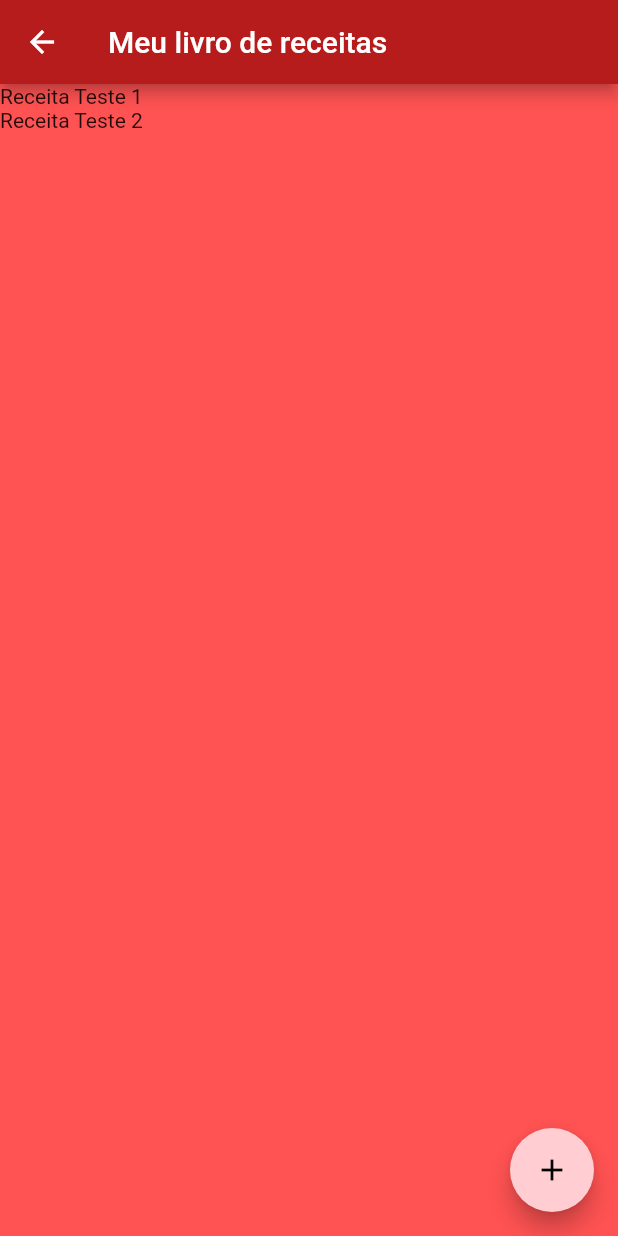
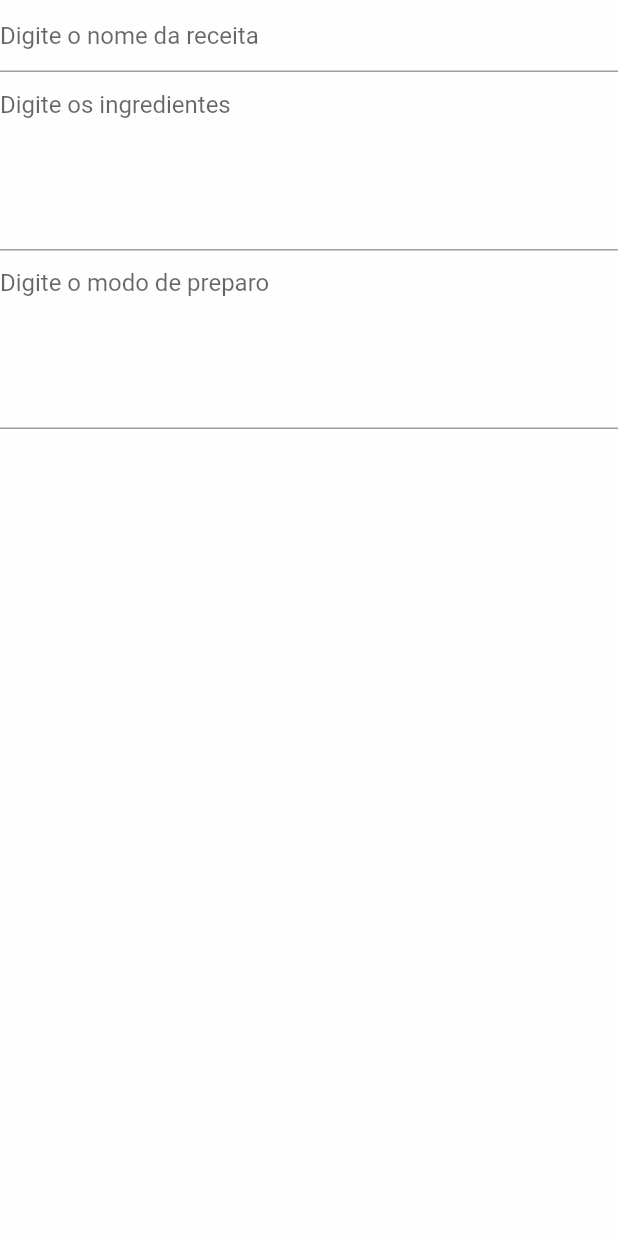
Before and after one commit to thalyson004/Flutter-meu_livro_de_receitas, a Flutter app: the Home screen opened directly, after a tap on the "add" icon, on a phone screen of 412 x 824 dp. Run offline on Flutter 3.47's test engine with Material 2 defaults, Android fonts, the phone set to English and light mode, and no system bars; our stand-ins replace youtube_player_flutter.

Commit message:
Adição de botão para adicionar receita

```diff
--- a/lib/screens/home.dart
+++ b/lib/screens/home.dart
@@ -13,7 +13,38 @@ class Home extends StatelessWidget {
         backgroundColor: Colors.red[900],
       ),
       floatingActionButton: FloatingActionButton(
-        onPressed: () {},
+        onPressed: () {
+          showModalBottomSheet(
+            isScrollControlled: true,
+            context: context,
+            builder: (context) {
+              return Container(
+                color: Colors.white70,
+                child: ListView(
+                  children: <Widget>[
+                    TextField(
+                      decoration: InputDecoration(
+                        hintText: 'Digite o nome da receita',
+                      ),
+                    ),
+                    TextField(
+                      decoration: InputDecoration(
+                        hintText: 'Digite os ingredientes',
+                      ),
+                      maxLines: 5,
+                    ),
+                    TextField(
+                      decoration: InputDecoration(
+                        hintText: 'Digite o modo de preparo',
+                      ),
+                      maxLines: 5,
+                    ),
+                  ],
+                ),
+              );
+            },
+          );
+        },
         tooltip: 'Increment',
         child: Icon(
           Icons.add,
```
